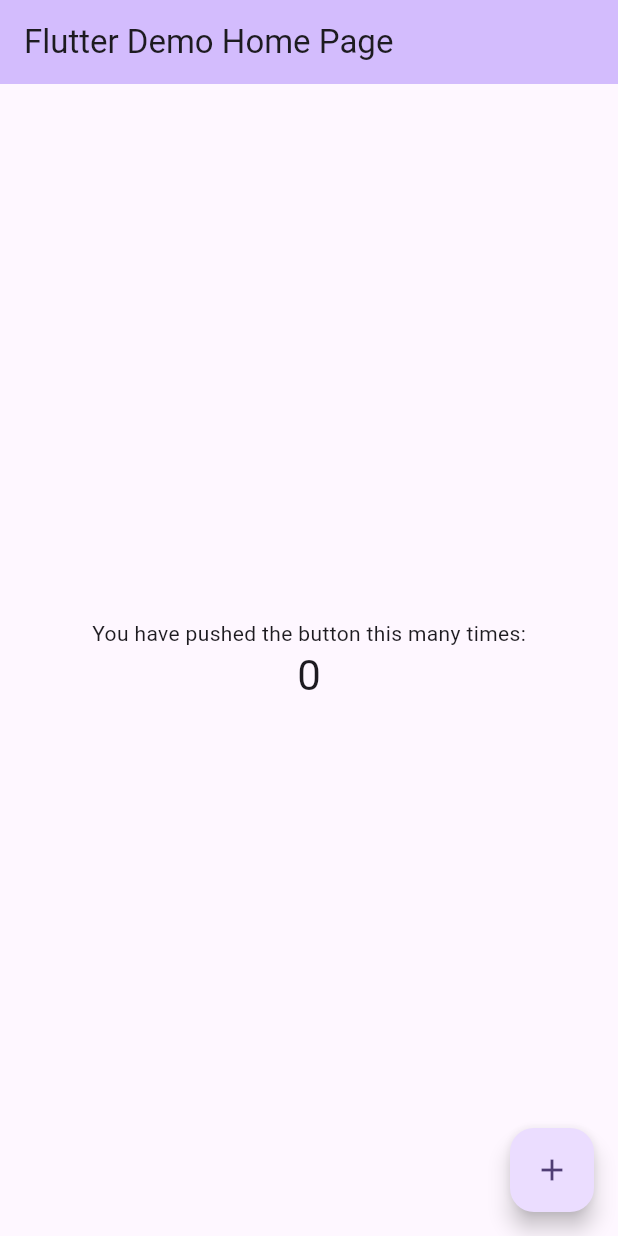
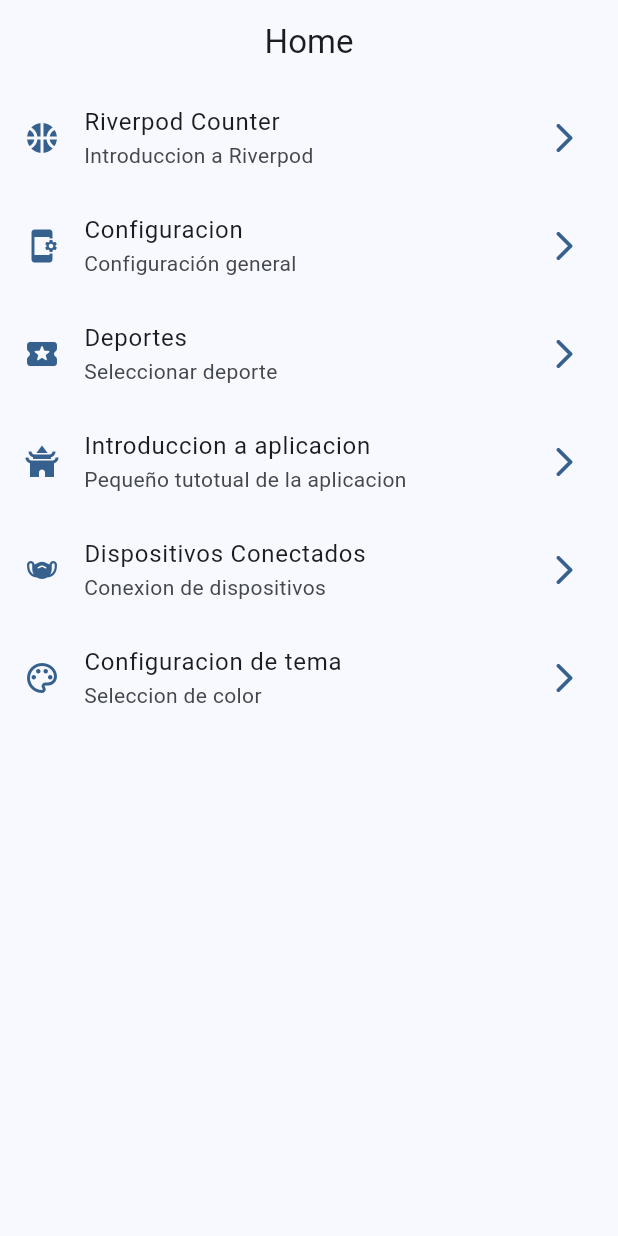
Before and after one commit to LirishaIgnis/app_ciel, a Flutter app: the screen it shows after launch, on a phone screen of 412 x 824 dp. Run offline on Flutter 3.47's test engine with Material 3 defaults, Android fonts, the light colour scheme and no system bars; our stand-ins replace go_router.

Commit message:
Menu del Home actualizado

```diff
--- /dev/null
+++ b/lib/config/menu/menu_items.dart
@@ -0,0 +1,48 @@
+import 'package:flutter/material.dart';
+
+class MenuItem {
+  final String title;
+  final String subTitle;
+  final String link;
+  final IconData icon;
+
+  const MenuItem(
+      {required this.title,
+      required this.subTitle,
+      required this.link,
+      required this.icon});
+}
+
+const appMenuItems = <MenuItem>[
+  MenuItem(
+      title: 'Riverpod Counter ',
+      subTitle: 'Introduccion a Riverpod',
+      link: '/counter-river',
+      icon: Icons.sports_basketball_rounded),
+  MenuItem(
+      title: 'Configuracion',
+      subTitle: 'Configuración general',
+      link: '/configuracion',
+      icon: Icons.app_settings_alt_rounded),
+  MenuItem(
+      title: 'Deportes',
+      subTitle: 'Seleccionar deporte',
+      link: '/deportes',
+      icon: Icons.local_play_rounded),
+  MenuItem(
+      title: 'Introduccion a aplicacion',
+      subTitle: 'Pequeño tutotual de la aplicacion',
+      link: '/tutorial',
+      icon: Icons.temple_buddhist),
+  MenuItem(
+      title: 'Dispositivos Conectados',
+      subTitle: 'Conexion de dispositivos',
+      link: '/infinite',
+      icon: Icons.masks_rounded),
+  MenuItem(
+      title: 'Configuracion de tema',
+      subTitle: 'Seleccion de color',
+      link: '/Theme-changer',
+      icon: Icons.color_lens_outlined),
+
+];
--- /dev/null
+++ b/lib/config/router/app_router.dart
@@ -0,0 +1,23 @@
+import 'package:app_ciel/presentation/screens/configuracion/configuracion_screen.dart';
+import 'package:go_router/go_router.dart';
+import 'package:app_ciel/presentation/screens/screens.dart';
+
+// GoRouter configuration
+final appRouter = GoRouter(
+  initialLocation: '/', // primera ruta
+  routes: [
+
+    GoRoute(
+      path: '/',
+      builder: (context, state) => const HomeScreen(),
+    ),
+     GoRoute(
+      path: '/configuracion',
+      builder: (context, state) => const ConfiguracionScreen(),
+    ),
+     GoRoute(
+      path: '/deportes',
+      builder: (context, state) => const DeportesScreen(),
+    ),
+  ],
+);
--- /dev/null
+++ b/lib/config/theme/app_theme.dart
@@ -0,0 +1,45 @@
+import 'package:flutter/material.dart';
+
+const colorList = <Color>[
+  Colors.blue,
+  Colors.teal,
+  Colors.green,
+  Colors.red,
+  Colors.purple,
+  Colors.purpleAccent,
+  Colors.deepPurpleAccent,
+  Colors.orange,
+  Colors.pink,
+  Colors.pinkAccent,
+];
+
+class AppTheme {
+  final int selectedColor;
+  final bool isDarkmode;
+
+  AppTheme({
+    this.selectedColor = 0,
+    this.isDarkmode=false,
+    })
+      : assert(selectedColor >= 0, 'Selected color must be greater then 0'),
+        assert(selectedColor < colorList.length,
+            'Selected color must be lees or equal than ${colorList.length - 1}');
+
+  ThemeData getTheme() => ThemeData(
+      useMaterial3: true,
+      brightness: isDarkmode? Brightness.dark:Brightness.light,
+      colorSchemeSeed: colorList[selectedColor],
+      appBarTheme: const AppBarTheme(centerTitle: true
+      ),
+    );
+
+  AppTheme copyWith({
+
+    int? selectedColor,
+    bool? isDarkmode
+
+  })=> AppTheme(
+    selectedColor: selectedColor?? this.selectedColor,
+    isDarkmode: isDarkmode?? this.isDarkmode,
+  );
+}
--- a/lib/main.dart
+++ b/lib/main.dart
@@ -1,125 +1,30 @@
 import 'package:flutter/material.dart';
+import 'package:app_ciel/config/router/app_router.dart';
+import 'package:app_ciel/config/theme/app_theme.dart';
 
 void main() {
-  runApp(const MyApp());
+  runApp(const MainApp());
 }
 
-class MyApp extends StatelessWidget {
-  const MyApp({super.key});
+class MainApp extends StatelessWidget {
 
-  // This widget is the root of your application.
-  @override
+const MainApp ({super.key});
+
+@override
   Widget build(BuildContext context) {
-    return MaterialApp(
-      title: 'Flutter Demo',
-      theme: ThemeData(
-        // This is the theme of your application.
-        //
-        // TRY THIS: Try running your application with "flutter run". You'll see
-        // the application has a purple toolbar. Then, without quitting the app,
-        // try changing the seedColor in the colorScheme below to Colors.green
-        // and then invoke "hot reload" (save your changes or press the "hot
-        // reload" button in a Flutter-supported IDE, or press "r" if you used
-        // the command line to start the app).
-        //
-        // Notice that the counter didn't reset back to zero; the application
-        // state is not lost during the reload. To reset the state, use hot
-        // restart instead.
-        //
-        // This works for code too, not just values: Most code changes can be
-        // tested with just a hot reload.
-        colorScheme: ColorScheme.fromSeed(seedColor: Colors.deepPurple),
-        useMaterial3: true,
-      ),
-      home: const MyHomePage(title: 'Flutter Demo Home Page'),
-    );
+   return  MaterialApp.router(
+    routerConfig: appRouter,
+    debugShowCheckedModeBanner: false,
+    theme: AppTheme(selectedColor:0 ).getTheme(),
+
+
+    //routes: {  Especificacion para navegacion basica entre pantallas. Aqui se crean las rutas para llamarlas en el home_screen
+
+      //'/configuración' :(context)=>const ConfiguracionScreen(),
+      //'/deportes':(context)=>const DeportesScreen(),
+    //},
+
+
+   );
   }
 }
-
-class MyHomePage extends StatefulWidget {
-  const MyHomePage({super.key, required this.title});
-
-  // This widget is the home page of your application. It is stateful, meaning
-  // that it has a State object (defined below) that contains fields that affect
-  // how it looks.
-
-  // This class is the configuration for the state. It holds the values (in this
-  // case the title) provided by the parent (in this case the App widget) and
-  // used by the build method of the State. Fields in a Widget subclass are
-  // always marked "final".
-
-  final String title;
-
-  @override
-  State<MyHomePage> createState() => _MyHomePageState();
-}
-
-class _MyHomePageState extends State<MyHomePage> {
-  int _counter = 0;
-
-  void _incrementCounter() {
-    setState(() {
-      // This call to setState tells the Flutter framework that something has
-      // changed in this State, which causes it to rerun the build method below
-      // so that the display can reflect the updated values. If we changed
-      // _counter without calling setState(), then the build method would not be
-      // called again, and so nothing would appear to happen.
-      _counter++;
-    });
-  }
-
-  @override
-  Widget build(BuildContext context) {
-    // This method is rerun every time setState is called, for instance as done
-    // by the _incrementCounter method above.
-    //
-    // The Flutter framework has been optimized to make rerunning build methods
-    // fast, so that you can just rebuild anything that needs updating rather
-    // than having to individually change instances of widgets.
-    return Scaffold(
-      appBar: AppBar(
-        // TRY THIS: Try changing the color here to a specific color (to
-        // Colors.amber, perhaps?) and trigger a hot reload to see the AppBar
-        // change color while the other colors stay the same.
-        backgroundColor: Theme.of(context).colorScheme.inversePrimary,
-        // Here we take the value from the MyHomePage object that was created by
-        // the App.build method, and use it to set our appbar title.
-        title: Text(widget.title),
-      ),
-      body: Center(
-        // Center is a layout widget. It takes a single child and positions it
-        // in the middle of the parent.
-        child: Column(
-          // Column is also a layout widget. It takes a list of children and
-          // arranges them vertically. By default, it sizes itself to fit its
-          // children horizontally, and tries to be as tall as its parent.
-          //
-          // Column has various properties to control how it sizes itself and
-          // how it positions its children. Here we use mainAxisAlignment to
-          // center the children vertically; the main axis here is the vertical
-          // axis because Columns are vertical (the cross axis would be
-          // horizontal).
-          //
-          // TRY THIS: Invoke "debug painting" (choose the "Toggle Debug Paint"
-          // action in the IDE, or press "p" in the console), to see the
-          // wireframe for each widget.
-          mainAxisAlignment: MainAxisAlignment.center,
-          children: <Widget>[
-            const Text(
-              'You have pushed the button this many times:',
-            ),
-            Text(
-              '$_counter',
-              style: Theme.of(context).textTheme.headlineMedium,
-            ),
-          ],
-        ),
-      ),
-      floatingActionButton: FloatingActionButton(
-        onPressed: _incrementCounter,
-        tooltip: 'Increment',
-        child: const Icon(Icons.add),
-      ), // This trailing comma makes auto-formatting nicer for build methods.
-    );
-  }
-}
--- /dev/null
+++ b/lib/presentation/screens/home/home_screen.dart
@@ -0,0 +1,77 @@
+import 'package:flutter/material.dart';
+import 'package:go_router/go_router.dart';
+import 'package:app_ciel/config/menu/menu_items.dart';
+//import 'package:widgets_app/presentation/widgets/side_menu.dart';
+
+
+
+class HomeScreen extends StatelessWidget {
+  const HomeScreen({super.key});
+
+  @override
+  Widget build(BuildContext context) {
+    final scaffoldKey = GlobalKey<ScaffoldState>();
+
+    return Scaffold(
+      key: scaffoldKey,
+      appBar: AppBar(
+        title: const Text('Home'),
+      ),
+      body: const _HomeView(),
+      //drawer:  SideMenu(scaffoldKey: scaffoldKey),
+    );
+  }
+}
+
+class _HomeView extends StatelessWidget {
+  const _HomeView();
+
+  @override
+  Widget build(BuildContext context) {
+    //Text('nombre'); Basico
+
+    return ListView.builder(
+      itemCount: appMenuItems.length,
+      itemBuilder: (context, index) {
+        final menuItem = appMenuItems[index];
+
+        return _CustomListTile(menuItem: menuItem);
+      },
+    );
+  }
+}
+
+class _CustomListTile extends StatelessWidget {
+  const _CustomListTile({
+    required this.menuItem,
+  });
+
+  final MenuItem menuItem;
+
+  @override
+  Widget build(BuildContext context) {
+    final colors = Theme.of(context).colorScheme;
+
+    return ListTile(
+      leading: Icon(menuItem.icon, color: colors.primary),
+      trailing: Icon(Icons.arrow_forward_ios_rounded, color: colors.primary),
+      title: Text(menuItem.title),
+      subtitle: Text(menuItem.subTitle),
+      onTap: () {
+        // Estruturas basica para navegar entre pantallas mediante link.
+
+        //Link directo
+        //Navigator.of(context).push(
+        // MaterialPageRoute(
+        //builder: (context)=> const ConfiguracionScreen(),
+        // ),
+        //);
+
+        //Link con dirreciones desde el main
+        //Navigator.pushNamed(context, menuItem.link);
+
+        context.push(menuItem.link);
+      },
+    );
+  }
+}
--- /dev/null
+++ b/lib/presentation/screens/screens.dart
@@ -0,0 +1,4 @@
+
+export 'package:app_ciel/presentation/screens/home/home_screen.dart';
+export 'package:app_ciel/presentation/screens/deportes/deportes_screens.dart';
+export 'package:app_ciel/presentation/screens/configuracion/configuracion_screen.dart';
```
Also changed, not shown: lib/presentation/screens/configuracion/configuracion_screen.dart (added, +15 -0 lines), lib/presentation/screens/deportes/deportes_screens.dart (added, +105 -0 lines), pubspec.yaml (+4 -17 lines), lib/presentation/screens/app_tutorial/app_tutorial_screen.dart (added), pubspec.lock, 1 other file.
